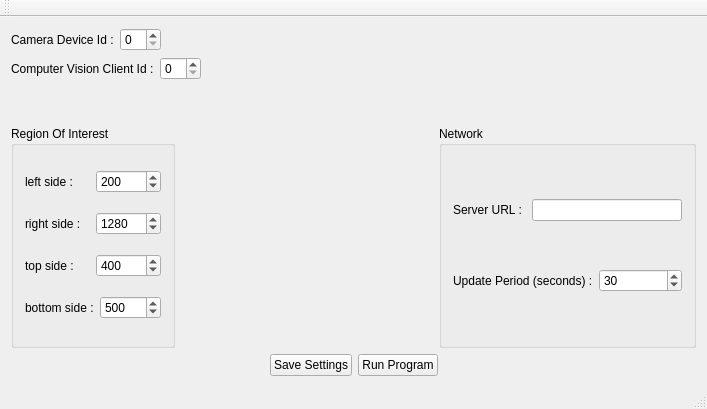
Before: the Qt Designer form Python CV program/MT_VisionUI/mt_visionui.ui in Epsilon-K/CS-Graduation-Project, drawn with Qt 5.
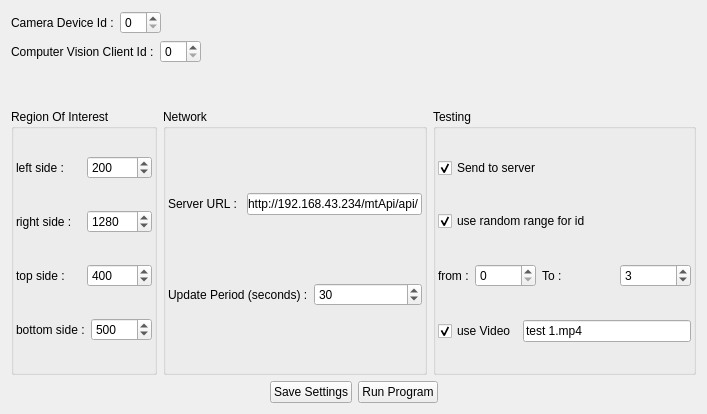
After: the same form once the commit is applied.

```diff
--- a/Python CV program/MT_VisionUI/mt_visionui.ui
+++ b/Python CV program/MT_VisionUI/mt_visionui.ui
@@ -7,7 +7,7 @@
     <x>0</x>
     <y>0</y>
     <width>707</width>
-    <height>409</height>
+    <height>414</height>
    </rect>
   </property>
   <property name="windowTitle">
@@ -93,6 +93,18 @@
          <string>Region Of Interest</string>
         </property>
         <layout class="QVBoxLayout" name="verticalLayout">
+         <property name="leftMargin">
+          <number>2</number>
+         </property>
+         <property name="topMargin">
+          <number>2</number>
+         </property>
+         <property name="rightMargin">
+          <number>2</number>
+         </property>
+         <property name="bottomMargin">
+          <number>2</number>
+         </property>
          <item>
           <layout class="QHBoxLayout" name="horizontalLayout_3">
            <item>
@@ -180,25 +192,24 @@
         </layout>
        </widget>
       </item>
-      <item>
-       <spacer name="horizontalSpacer">
-        <property name="orientation">
-         <enum>Qt::Horizontal</enum>
-        </property>
-        <property name="sizeHint" stdset="0">
-         <size>
-          <width>40</width>
-          <height>20</height>
-         </size>
-        </property>
-       </spacer>
-      </item>
       <item>
        <widget class="QGroupBox" name="groupBox_2">
         <property name="title">
          <string>Network</string>
         </property>
         <layout class="QVBoxLayout" name="verticalLayout_2">
+         <property name="leftMargin">
+          <number>2</number>
+         </property>
+         <property name="topMargin">
+          <number>2</number>
+         </property>
+         <property name="rightMargin">
+          <number>2</number>
+         </property>
+         <property name="bottomMargin">
+          <number>2</number>
+         </property>
          <item>
           <layout class="QHBoxLayout" name="horizontalLayout_7">
            <item>
@@ -209,7 +220,11 @@
             </widget>
            </item>
            <item>
-            <widget class="QLineEdit" name="lineEdit"/>
+            <widget class="QLineEdit" name="serverUrlLineEdit">
+             <property name="text">
+              <string>http://192.168.43.234/mtApi/api/</string>
+             </property>
+            </widget>
            </item>
           </layout>
          </item>
@@ -237,6 +252,114 @@
         </layout>
        </widget>
       </item>
+      <item>
+       <widget class="QGroupBox" name="groupBox_3">
+        <property name="title">
+         <string>Testing</string>
+        </property>
+        <layout class="QVBoxLayout" name="verticalLayout_4">
+         <property name="leftMargin">
+          <number>2</number>
+         </property>
+         <property name="topMargin">
+          <number>2</number>
+         </property>
+         <property name="rightMargin">
+          <number>2</number>
+         </property>
+         <property name="bottomMargin">
+          <number>2</number>
+         </property>
+         <item>
+          <widget class="QCheckBox" name="sendCB">
+           <property name="text">
+            <string>Send to server</string>
+           </property>
+           <property name="checked">
+            <bool>true</bool>
+           </property>
+          </widget>
+         </item>
+         <item>
+          <widget class="QCheckBox" name="randomIdCB">
+           <property name="text">
+            <string>use random range for id</string>
+           </property>
+           <property name="checked">
+            <bool>true</bool>
+           </property>
+          </widget>
+         </item>
+         <item>
+          <layout class="QHBoxLayout" name="horizontalLayout_13">
+           <item>
+            <layout class="QHBoxLayout" name="horizontalLayout_12">
+             <item>
+              <layout class="QHBoxLayout" name="horizontalLayout_11">
+               <item>
+                <widget class="QLabel" name="label_9">
+                 <property name="text">
+                  <string>from :</string>
+                 </property>
+                </widget>
+               </item>
+               <item>
+                <widget class="QSpinBox" name="randBeginSB">
+                 <property name="maximum">
+                  <number>65000</number>
+                 </property>
+                 <property name="value">
+                  <number>0</number>
+                 </property>
+                </widget>
+               </item>
+              </layout>
+             </item>
+             <item>
+              <widget class="QLabel" name="label_10">
+               <property name="text">
+                <string>To :</string>
+               </property>
+              </widget>
+             </item>
+             <item>
+              <widget class="QSpinBox" name="randEndSB">
+               <property name="maximum">
+                <number>65000</number>
+               </property>
+               <property name="value">
+                <number>3</number>
+               </property>
+              </widget>
+             </item>
+            </layout>
+           </item>
+          </layout>
+         </item>
+         <item>
+          <layout class="QHBoxLayout" name="horizontalLayout_14">
+           <item>
+            <widget class="QCheckBox" name="useVideoCB">
+             <property name="text">
+              <string>use Video</string>
+             </property>
+             <property name="checked">
+              <bool>true</bool>
+             </property>
+            </widget>
+           </item>
+           <item>
+            <widget class="QLineEdit" name="videoNameLineEdit">
+             <property name="text">
+              <string>test 1.mp4</string>
+             </property>
+            </widget>
+           </item>
+          </layout>
+         </item>
+        </layout>
+       </widget>
+      </item>
      </layout>
     </item>
     <item>
@@ -285,25 +408,6 @@
     </item>
    </layout>
   </widget>
-  <widget class="QMenuBar" name="menuBar">
-   <property name="geometry">
-    <rect>
-     <x>0</x>
-     <y>0</y>
-     <width>707</width>
-     <height>20</height>
-    </rect>
-   </property>
-  </widget>
-  <widget class="QToolBar" name="mainToolBar">
-   <attribute name="toolBarArea">
-    <enum>TopToolBarArea</enum>
-   </attribute>
-   <attribute name="toolBarBreak">
-    <bool>false</bool>
-   </attribute>
-  </widget>
-  <widget class="QStatusBar" name="statusBar"/>
  </widget>
  <layoutdefault spacing="6" margin="11"/>
  <resources/>
```
Left out of the diff: 18 changed lines with no effect on the pictures.
